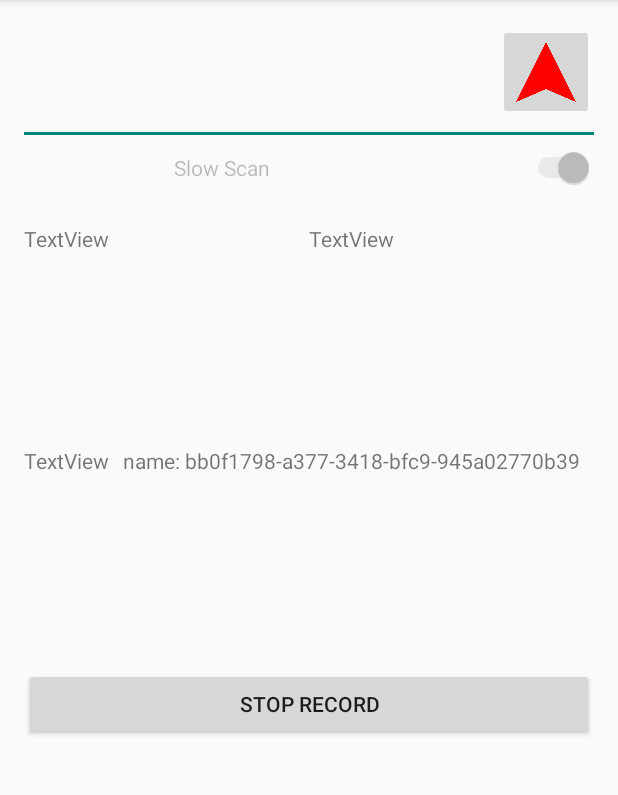
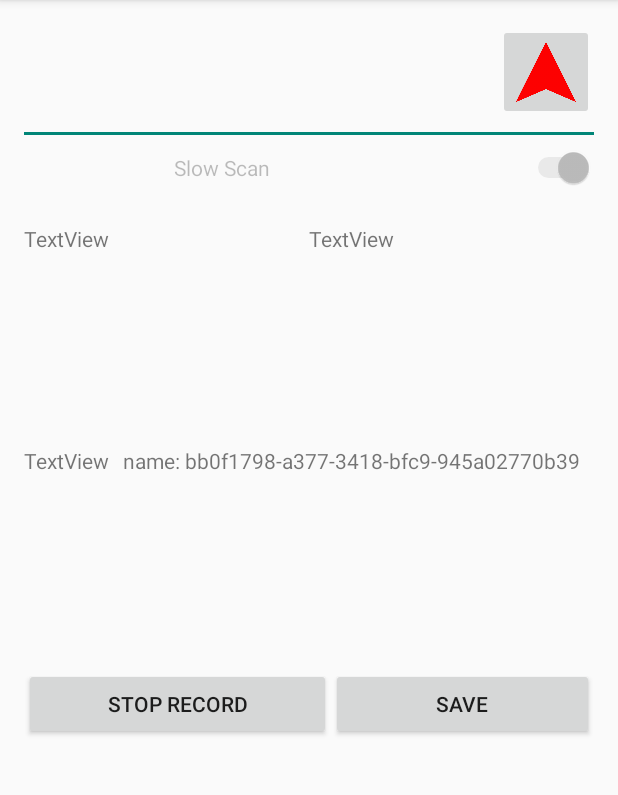
Before and after one commit to themysteq/rssi-recorder-new, an Android app: the RecordPathActivity screen opened directly, with no data from a screen before it, after a tap on "RECORD", on a phone screen of 412 x 824 dp, the part 84-879 px from its top. Run offline under Robolectric (Android 15) with nearby library versions, the phone set to English and light mode, and no system bars; our stand-ins replace ButterKnife, EventBus.

Commit message:
rssi-recorder-new-27 Nagrywanie ścieżki jakos dziala, nawet szybko. poprawki inne

```diff
--- a/app/src/main/java/pl/mysteq/software/rssirecordernew/activities/MeasuresActivity.java
+++ b/app/src/main/java/pl/mysteq/software/rssirecordernew/activities/MeasuresActivity.java
@@ -115,7 +115,11 @@ public class MeasuresActivity extends Activity {
         JsonMeasuresReader jsonMeasuresReader = new JsonMeasuresReader();
         for (String measureName: measures_names ) {
             MeasureBundle measureBundle = jsonMeasuresReader.run(new File(PlansFileManager.getInstance().getAppExternalMeasuresFolder(),measureName));
-            _measureBundles.add(measureBundle);
+            if(measureBundle != null) {
+                _measureBundles.add(measureBundle);
+            } else {
+                Log.e(LogTAG,"Bundle not found! " +measureName);
+            }
         }
         this.measureBundles.clear();
         this.measureBundles.addAll(_measureBundles);
--- a/app/src/main/java/pl/mysteq/software/rssirecordernew/activities/RecordPathActivity.java
+++ b/app/src/main/java/pl/mysteq/software/rssirecordernew/activities/RecordPathActivity.java
@@ -19,6 +19,7 @@ import android.widget.Button;
 import android.widget.ImageButton;
 import android.widget.Switch;
 import android.widget.TextView;
+import android.widget.Toast;
 
 import org.greenrobot.eventbus.EventBus;
 import org.greenrobot.eventbus.Subscribe;
@@ -89,6 +90,7 @@ public class RecordPathActivity extends Activity implements SensorEventListener
     @BindView(R.id.recordSecondTextView) TextView reccordSecondTextView;
     @BindView(R.id.recordLeftTextView) TextView recordLeftTextView;
     @BindView(R.id.recordRightTextView) TextView recordRightTextView;
+    @BindView(R.id.recordSaveButton) Button recordSaveButton;
 
     protected void onCreate(Bundle savedInstanceState) {
         super.onCreate(savedInstanceState);
@@ -167,10 +169,10 @@ public class RecordPathActivity extends Activity implements SensorEventListener
         calibrationOffset = sharedPreferences.getInt(OFFSET_VALUE_KEY,0);
         mSensorManager = (SensorManager)getSystemService(SENSOR_SERVICE);
         rotatiometer = mSensorManager.getDefaultSensor(Sensor.TYPE_ROTATION_VECTOR);
-        scannerManagerInstance = MyWifiScannerManager.getInstance().init(getApplicationContext());
+        scannerManagerInstance = MyWifiScannerManager.getInstance().init(this);
         scannerManagerInstance.getAutoScanManager().setUseExternalRotation(true);
         scannerManagerInstance.getAutoScanManager().setExternalOffset(calibrationOffset);
-        scannerManagerInstance.scan();
+       // scannerManagerInstance.scan();
 
 
         dialog = new ProgressDialog(this,ProgressDialog.STYLE_SPINNER);
@@ -188,6 +190,7 @@ public class RecordPathActivity extends Activity implements SensorEventListener
         else {
             //not recording, start
             Log.d(LogTAG,"Start record");
+            scannerManagerInstance.getSectorManager().clearAll();
             startRecordButton.setText("Stop record");
             slowScanSwitch.setEnabled(false);
             measureBundle = new MeasureBundle("path_record");
@@ -206,24 +209,21 @@ public class RecordPathActivity extends Activity implements SensorEventListener
         }
     }
     @OnCheckedChanged(R.id.slowScanSwitch)
-    void slowaScanChanged(boolean isChecked)
+    public void slowaScanChanged(boolean isChecked)
     {
         scannerManagerInstance.getAutoScanManager().setSlow_scan(isChecked);
     }
 
     @Subscribe(threadMode = ThreadMode.MAIN)
-    void refreshAutoScanStats(SubmitAutoScanEvent event){
+    public void refreshAutoScanStats(SubmitAutoScanEvent event){
         Log.d(LogTAG,"refreshAutoScanStats()");
         String count = Integer.toString(event.counter);
         recordLeftTextView.setText(String.format("count: %s",count));
     }
     @Subscribe(threadMode = ThreadMode.MAIN)
-    void grabScansAndSave(AutoScanCompletedEvent event){
+    public void grabScansAndSave(AutoScanCompletedEvent event){
 
         Log.d(LogTAG,"grabScansAndSave()");
-        ArrayList<MeasurePoint> measures = scannerManagerInstance.getAutoScanManager().getMeasurePoints();
-        measureBundle.setMeasures(measures);
-        scannerManagerInstance.saveToFile(measureBundle);
 
         startRecordButton.setText("Start record");
         slowScanSwitch.setEnabled(true);
@@ -231,4 +231,15 @@ public class RecordPathActivity extends Activity implements SensorEventListener
         dialog.dismiss();
         recording = false;
     }
+
+    @OnClick(R.id.recordSaveButton)
+    void saveMeasuresToFile()
+    {
+       // ArrayList<MeasurePoint> measures = scannerManagerInstance.getAutoScanManager().getMeasurePoints();
+       // String _count = Integer.toString(measures.size());
+      //  Toast.makeText(this,"saving "+_count,Toast.LENGTH_SHORT).show();
+       // measureBundle.setMeasures(measures);
+        scannerManagerInstance.saveToFile(measureBundle);
+
+    }
 }
--- a/app/src/main/java/pl/mysteq/software/rssirecordernew/managers/SectorManager.java
+++ b/app/src/main/java/pl/mysteq/software/rssirecordernew/managers/SectorManager.java
@@ -146,4 +146,17 @@ public class SectorManager {
     public void clearCurrent() {
         getCurrentSector().clear();
     }
+    public void clearAll()
+    {
+        Log.d(LogTAG,"clearAll() start");
+        //ArrayList<MeasurePoint> allPoints = new ArrayList<>();
+        Set<Integer> columns = sectors.keySet();
+        for(Integer x : columns){
+            for(Integer y : sectors.get(x).keySet())
+            {
+                sectors.get(x).get(y).clear();
+            }
+        }
+    }
+
 }
--- a/app/src/main/java/pl/mysteq/software/rssirecordernew/structures/Sector.java
+++ b/app/src/main/java/pl/mysteq/software/rssirecordernew/structures/Sector.java
@@ -37,6 +37,7 @@ public class Sector {
     }
 
     public void insertMeasurePoint(MeasurePoint _measurePoint){
+        Log.d(LogTAG, String.format("insertMeasurePoint(). %d + 1",measurePoints.size() ));
         this.measurePoints.add(_measurePoint);
     }
 
@@ -52,6 +53,7 @@ public class Sector {
     }
 
     public ArrayList<MeasurePoint> getMeasurePoints() {
+        Log.d(LogTAG, String.format("getMeasurePoints(). size: %d",measurePoints.size() ));
         return measurePoints;
     }
 
--- a/app/src/main/res/layout/activity_record_path.xml
+++ b/app/src/main/res/layout/activity_record_path.xml
@@ -112,6 +112,13 @@
                 android:layout_weight="1"
                 android:text="Record" />
 
+            <Button
+                android:id="@+id/recordSaveButton"
+                android:layout_width="wrap_content"
+                android:layout_height="wrap_content"
+                android:layout_weight="1"
+                android:text="save" />
+
 
         </LinearLayout>
     </LinearLayout>
```
Also changed, not shown: app/src/main/java/pl/mysteq/software/rssirecordernew/managers/AutoScanManager.java (+13 -5 lines), app/src/main/java/pl/mysteq/software/rssirecordernew/managers/MeasuresFileManager.java (deleted, +0 -9 lines), app/src/main/java/pl/mysteq/software/rssirecordernew/managers/PlansFileManager.java (+6 -3 lines), 3 other files.
